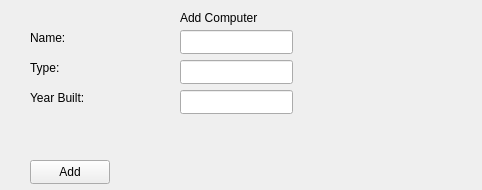
Old version of the form Widget/addcomputermenu.ui in the repository Ladanvini/VLN1-Hopur-5.
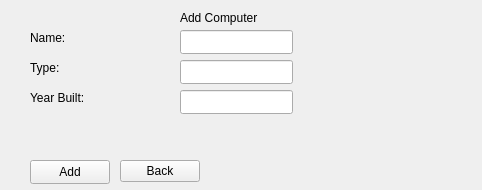
New version of the form.

What changed in the file:
```diff
--- a/Widget/addcomputermenu.ui
+++ b/Widget/addcomputermenu.ui
@@ -108,6 +108,19 @@
     <string>Add</string>
    </property>
   </widget>
+  <widget class="QPushButton" name="pBBack">
+   <property name="geometry">
+    <rect>
+     <x>120</x>
+     <y>160</y>
+     <width>80</width>
+     <height>22</height>
+    </rect>
+   </property>
+   <property name="text">
+    <string>Back</string>
+   </property>
+  </widget>
  </widget>
  <resources/>
  <connections/>
```
